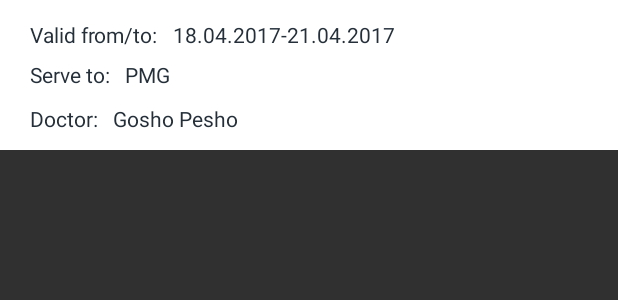
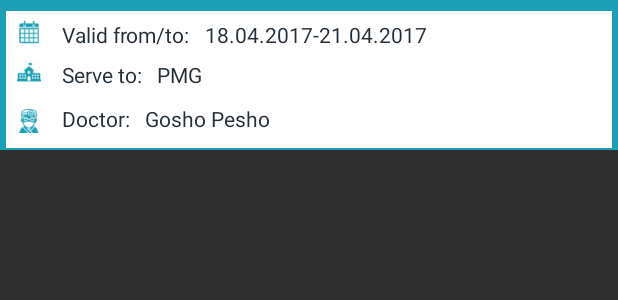
Before and after one commit to sabaton1111/MediNote-Android-master, an Android app: the layout note_list_item.xml on its own in the app's theme, with its tools: preview values and no code run, on a phone screen of 412 x 824 dp. Shown: the top 300 px of the screen. Run offline under Robolectric (Android 15) with nearby library versions, the phone set to English and light mode, and no system bars.

Commit message:
note list item - 19.04.2017 14:47

```diff
--- a/app/src/main/res/layout/note_list_fragment.xml
+++ b/app/src/main/res/layout/note_list_fragment.xml
@@ -2,6 +2,7 @@
 <LinearLayout xmlns:android="http://schemas.android.com/apk/res/android"
     android:orientation="vertical" android:layout_width="match_parent"
     android:layout_height="match_parent"
-    android:background="@mipmap/check_back">
+    android:background="@color/colorPrimary">
+
 
 </LinearLayout>
--- a/app/src/main/res/layout/note_list_item.xml
+++ b/app/src/main/res/layout/note_list_item.xml
@@ -1,18 +1,61 @@
 <?xml version="1.0" encoding="utf-8"?>
 <RelativeLayout xmlns:android="http://schemas.android.com/apk/res/android"
+    xmlns:app="http://schemas.android.com/apk/res-auto"
     android:orientation="vertical" android:layout_width="match_parent"
     android:layout_height="100dp"
-    android:background="#FFFFFF">
+    android:background="@color/colorPrimary">
+<RelativeLayout
+    android:layout_width="match_parent"
+    android:layout_height="match_parent"
+    android:background="#FFFFFF"
+    android:layout_marginStart="4dp"
+    android:layout_marginEnd="4dp"
+    android:layout_marginTop="7dp"
+    android:layout_marginBottom="1dp">
+
+
+
+</RelativeLayout>
+    <ImageView
+        android:id="@+id/imageView2"
+        android:layout_width="16dp"
+        android:layout_height="16dp"
+        android:tint="@color/colorPrimary"
+        app:srcCompat="@mipmap/doctor_icon"
+        android:layout_alignBottom="@+id/textViewDoctor"
+        android:layout_alignLeft="@+id/imageView4"
+        android:layout_alignStart="@+id/imageView4" />
+
+    <ImageView
+        android:id="@+id/imageView4"
+        android:layout_width="16dp"
+        android:layout_height="16dp"
+        android:layout_alignParentLeft="true"
+        android:layout_alignParentStart="true"
+        android:layout_alignParentTop="true"
+        android:layout_marginLeft="11dp"
+        android:layout_marginStart="11dp"
+        android:layout_marginTop="13dp"
+        android:tint="@color/colorPrimary"
+        app:srcCompat="@mipmap/calendar_icon" />
+
+    <ImageView
+        android:id="@+id/imageView3"
+        android:layout_width="16dp"
+        android:layout_height="16dp"
+        android:tint="@color/colorPrimary"
+        app:srcCompat="@mipmap/school_icon"
+        android:layout_alignTop="@+id/textViewServeTo"
+        android:layout_alignLeft="@+id/imageView2"
+        android:layout_alignStart="@+id/imageView2" />
 
     <TextView
         android:id="@+id/textViewDate"
         android:layout_width="wrap_content"
         android:layout_height="wrap_content"
-        android:layout_alignParentLeft="true"
-        android:layout_alignParentStart="true"
+android:layout_alignStart="@+id/imageView2"
         android:layout_alignParentTop="true"
-        android:layout_marginLeft="20dp"
-        android:layout_marginStart="20dp"
+        android:layout_marginStart="30dp"
         android:layout_marginTop="13dp"
         android:text="@string/valid"
         android:textColor="@color/colorPrimaryDark"/>
```
Also changed, not shown: app/src/main/res/mipmap/calendar_icon.png (added), app/src/main/res/mipmap/doctor_icon.png (added), app/src/main/res/mipmap/school_icon.png (added), 445 other files.
